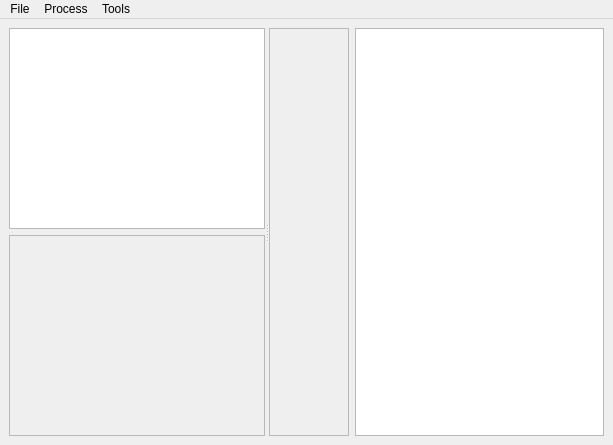
Above: ui/MainWindow.ui from ImageProcessing-ElectronicPublications/scantailor-deviant before the change. Below: the same form after it.
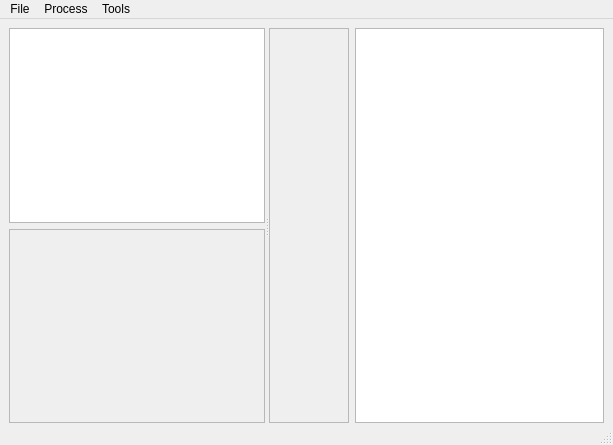
That is the form after the change. Icons and pictures are not drawn.

Commit message: * Make Q and W the alternative to PgUp and PgDown for navigation between pages. * Introduce the status bar and start making use of it.

```diff
--- a/ui/MainWindow.ui
+++ b/ui/MainWindow.ui
@@ -32,6 +32,9 @@
     <cursorShape>ArrowCursor</cursorShape>
    </property>
    <layout class="QVBoxLayout" name="verticalLayout" >
+    <property name="bottomMargin" >
+     <number>0</number>
+    </property>
     <item>
      <layout class="QHBoxLayout" name="horizontalLayout" >
       <item>
@@ -141,6 +144,7 @@
    <addaction name="menuProcess" />
    <addaction name="menuDebug" />
   </widget>
+  <widget class="QStatusBar" name="statusBar" />
   <action name="actionDebug" >
    <property name="checkable" >
     <bool>true</bool>
```
Left out of the diff: 25 changed lines with no effect on the pictures. The commit also changes 11 other files.
